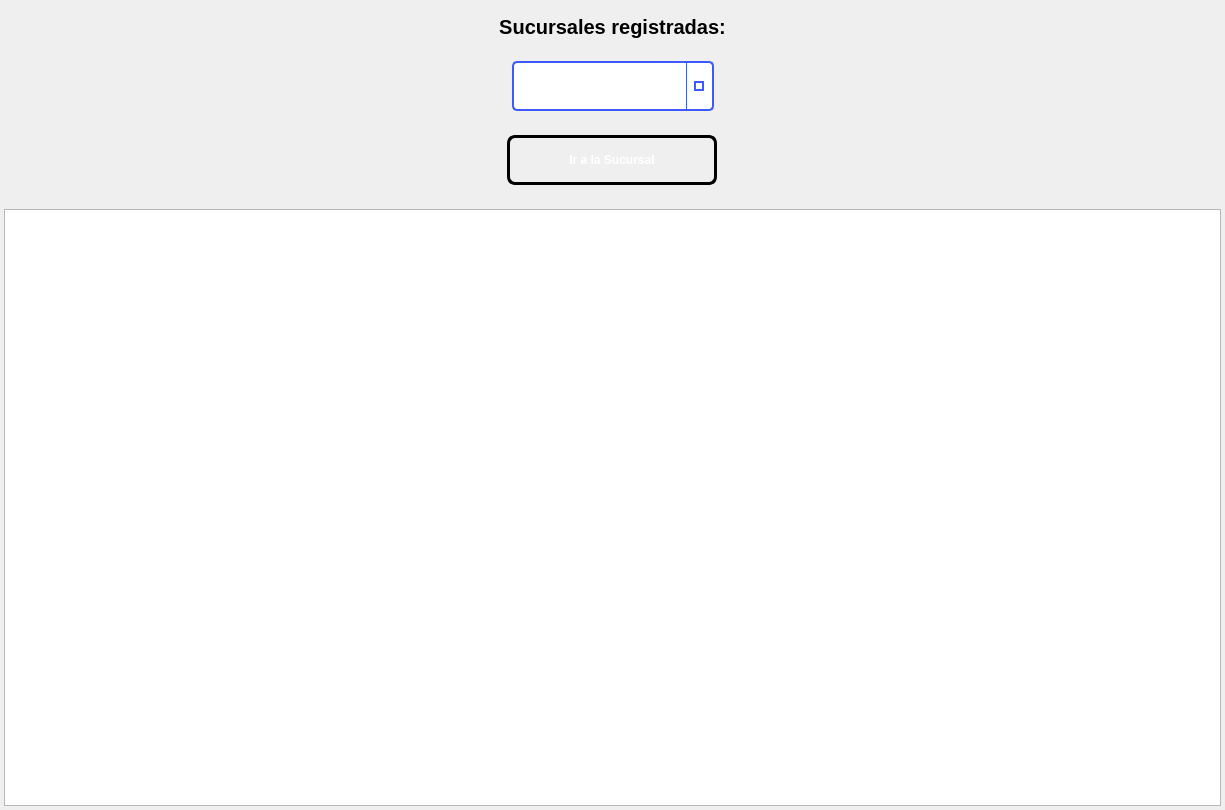
pablo-mald03/Proyecto-No2-EDD, file ui/inicio/pantallaversucursales.ui: the form before one commit.
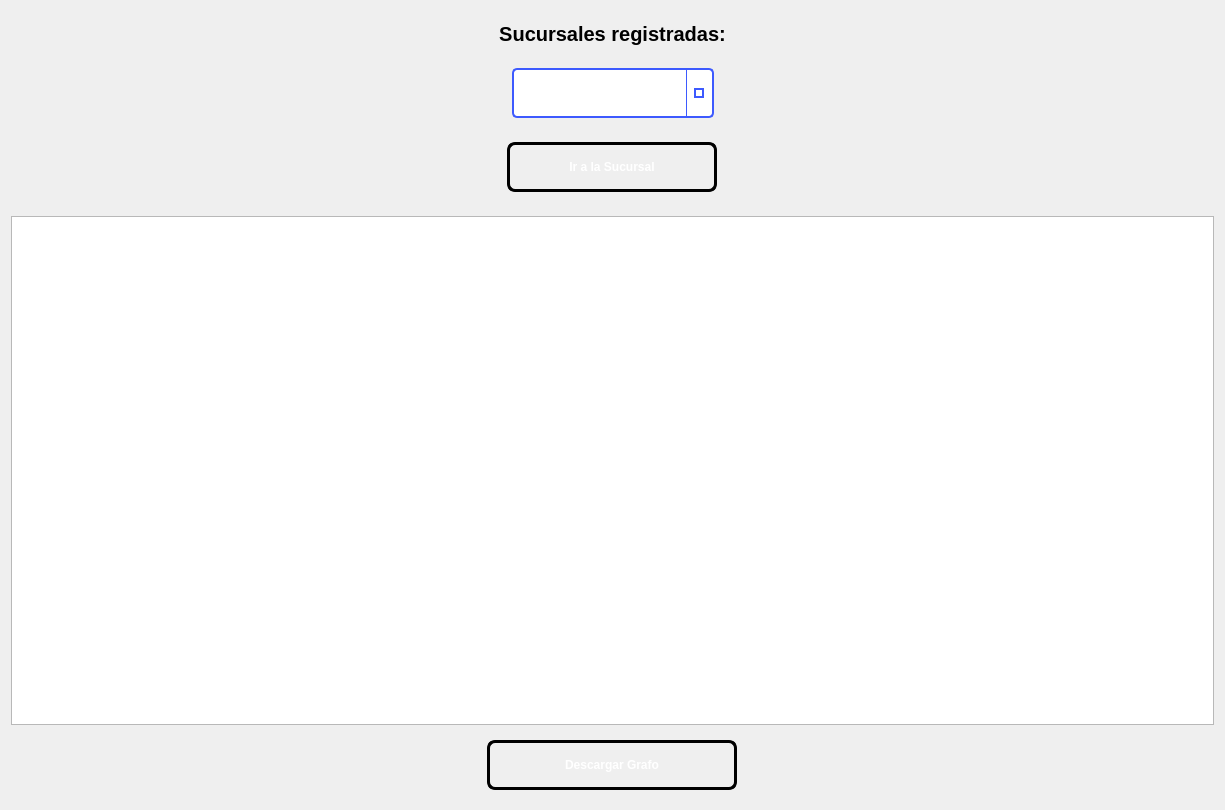
The form after the commit.

Commit message: Se ha implementado la funcionalidad para exportar el graphviz del grafo

The edit to the form file:
```diff
--- a/ui/inicio/pantallaversucursales.ui
+++ b/ui/inicio/pantallaversucursales.ui
@@ -14,18 +14,6 @@
    <string>Form</string>
   </property>
   <layout class="QVBoxLayout" name="verticalLayout">
-   <property name="leftMargin">
-    <number>4</number>
-   </property>
-   <property name="topMargin">
-    <number>4</number>
-   </property>
-   <property name="rightMargin">
-    <number>4</number>
-   </property>
-   <property name="bottomMargin">
-    <number>4</number>
-   </property>
    <item>
     <widget class="QWidget" name="widget_16" native="true">
      <property name="minimumSize">
@@ -232,6 +220,69 @@
    <item>
     <widget class="QGraphicsView" name="graphicsView"/>
    </item>
+   <item>
+    <widget class="QWidget" name="widget_3" native="true">
+     <property name="minimumSize">
+      <size>
+       <width>0</width>
+       <height>60</height>
+      </size>
+     </property>
+     <layout class="QHBoxLayout" name="horizontalLayout_3">
+      <item>
+       <widget class="QPushButton" name="btnDescargar">
+        <property name="minimumSize">
+         <size>
+          <width>250</width>
+          <height>50</height>
+         </size>
+        </property>
+        <property name="maximumSize">
+         <size>
+          <width>250</width>
+          <height>16777215</height>
+         </size>
+        </property>
+        <property name="styleSheet">
+         <string notr="true">QPushButton#btnDescargar {
+    background-color: qlineargradient(spread:pad, x1:0, y1:0, x2:1, y2:1, 
+                        stop:0 rgb(198, 70, 0), 
+                        stop:1 rgb(8, 2, 48));
+    
+    border: 3px solid black;
+    border-radius: 8px;
+    
+    color: white;
+    font-family: &quot;Arial Black&quot;, Gadget, sans-serif;
+    font-size: 12px;
+    font-weight: bold;
+    text-transform: uppercase;
+    
+    padding: 10px 25px;
+}
+
+QPushButton#btnDescargar:hover {
+    background-color: qlineargradient(spread:pad, x1:0, y1:0, x2:1, y2:1, 
+                        stop:0 rgba(41, 128, 185, 255), 
+                        stop:1 rgba(142, 68, 173, 255));
+    border-color: #f1c40f;
+}
+
+
+QPushButton#btnDescargar:pressed {
+    background-color: #2c3e50;
+    padding-top: 12px;
+    padding-left: 27px;
+}</string>
+        </property>
+        <property name="text">
+         <string>Descargar Grafo</string>
+        </property>
+       </widget>
+      </item>
+     </layout>
+    </widget>
+   </item>
   </layout>
  </widget>
  <resources/>
```
The commit also changes 6 other files.
